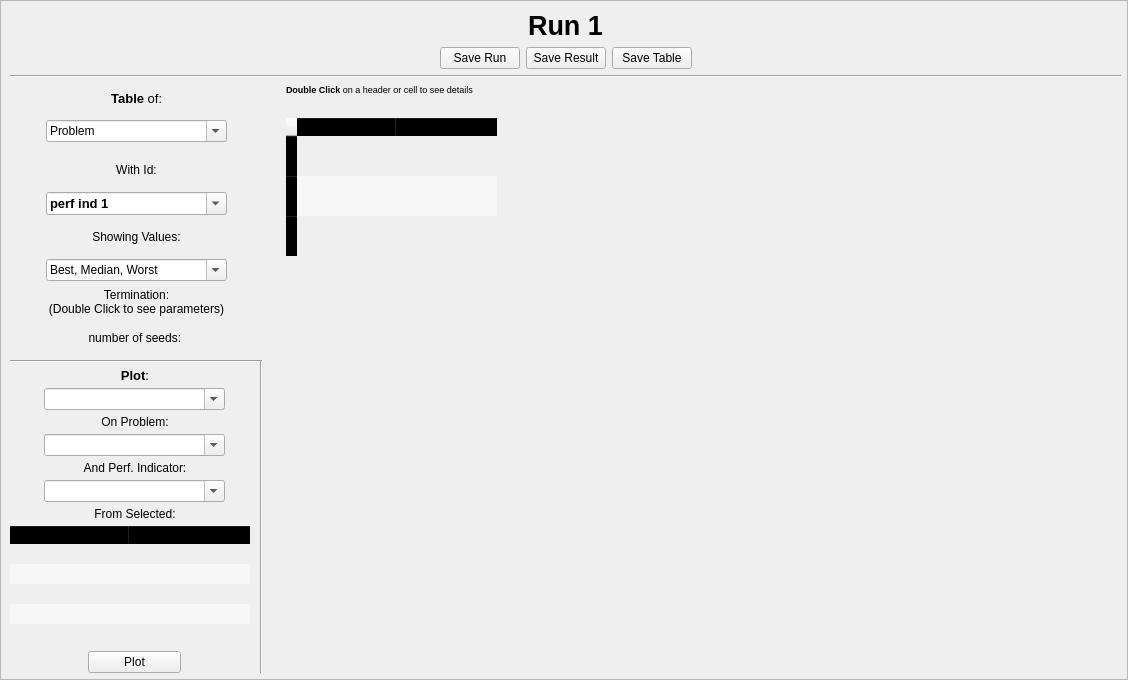
This is frontend/designer_templates/main_window/run_tab.ui in tomaslibanomonteiro/Thesis-code as Qt 5 draws it before an edit. The edited form follows.
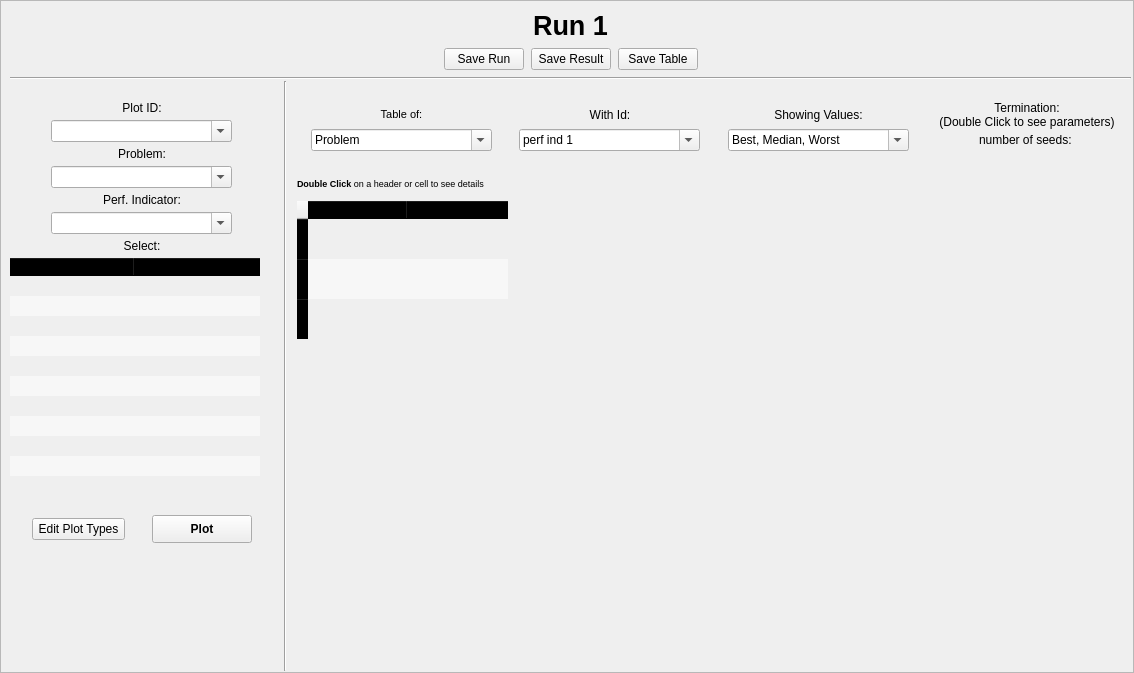
This is the edited form.

Commit message: halfway to plot types from edit window

```diff
--- a/frontend/designer_templates/main_window/run_tab.ui
+++ b/frontend/designer_templates/main_window/run_tab.ui
@@ -6,8 +6,8 @@
    <rect>
     <x>0</x>
     <y>0</y>
-    <width>1128</width>
-    <height>680</height>
+    <width>1134</width>
+    <height>673</height>
    </rect>
   </property>
   <property name="windowTitle">
@@ -24,11 +24,17 @@
     <rect>
      <x>10</x>
      <y>10</y>
-     <width>1111</width>
-     <height>663</height>
+     <width>1121</width>
+     <height>661</height>
     </rect>
    </property>
-   <layout class="QVBoxLayout" name="verticalLayout_2" stretch="0,0,0,0">
+   <layout class="QVBoxLayout" name="verticalLayout_2" stretch="0,0,0">
+    <property name="spacing">
+     <number>7</number>
+    </property>
+    <property name="sizeConstraint">
+     <enum>QLayout::SetDefaultConstraint</enum>
+    </property>
     <item>
      <widget class="QLabel" name="label">
       <property name="font">
@@ -110,6 +116,11 @@
      </layout>
     </item>
     <item>
+     <layout class="QVBoxLayout" name="verticalLayout_4">
+      <property name="spacing">
+       <number>1</number>
+      </property>
+      <item>
      <widget class="Line" name="line">
       <property name="orientation">
        <enum>Qt::Horizontal</enum>
@@ -119,211 +130,62 @@
     <item>
      <layout class="QHBoxLayout" name="horizontalLayout_2">
       <property name="spacing">
-       <number>23</number>
-      </property>
-      <item>
-       <layout class="QVBoxLayout" name="horizontalLayout">
-        <property name="spacing">
-         <number>7</number>
-        </property>
-        <item>
-         <widget class="QLabel" name="label_2">
-          <property name="text">
-           <string>&lt;html&gt;&lt;head/&gt;&lt;body&gt;&lt;p align=&quot;center&quot;&gt;&lt;span style=&quot; font-size:10pt; font-weight:600;&quot;&gt;Table &lt;/span&gt;&lt;span style=&quot; font-size:10pt;&quot;&gt;of&lt;/span&gt;:&lt;/p&gt;&lt;/body&gt;&lt;/html&gt;</string>
-          </property>
-         </widget>
-        </item>
-        <item alignment="Qt::AlignHCenter|Qt::AlignTop">
-         <widget class="QComboBox" name="values_comboBox">
-          <property name="minimumSize">
-           <size>
-            <width>181</width>
-            <height>0</height>
-           </size>
-          </property>
-          <property name="maximumSize">
-           <size>
-            <width>181</width>
-            <height>16777215</height>
-           </size>
-          </property>
-          <property name="editable">
-           <bool>true</bool>
-          </property>
-          <property name="currentIndex">
-           <number>0</number>
-          </property>
-          <property name="insertPolicy">
-           <enum>QComboBox::InsertAlphabetically</enum>
-          </property>
-          <property name="frame">
-           <bool>true</bool>
-          </property>
-          <item>
-           <property name="text">
-            <string>Problem</string>
-           </property>
-          </item>
-          <item>
-           <property name="text">
-            <string>Performance Indicator</string>
-           </property>
-          </item>
-         </widget>
-        </item>
-        <item>
-         <widget class="QLabel" name="label_3">
-          <property name="text">
-           <string>&lt;html&gt;&lt;head/&gt;&lt;body&gt;&lt;p align=&quot;center&quot;&gt;With Id:&lt;/p&gt;&lt;/body&gt;&lt;/html&gt;</string>
-          </property>
-         </widget>
-        </item>
-        <item alignment="Qt::AlignHCenter">
-         <widget class="QComboBox" name="selected_id">
-          <property name="minimumSize">
-           <size>
-            <width>181</width>
-            <height>0</height>
-           </size>
-          </property>
-          <property name="maximumSize">
-           <size>
-            <width>181</width>
-            <height>16777215</height>
-           </size>
-          </property>
-          <property name="font">
-           <font>
-            <pointsize>10</pointsize>
-            <weight>75</weight>
-            <bold>true</bold>
-           </font>
-          </property>
-          <property name="editable">
-           <bool>true</bool>
-          </property>
-          <property name="insertPolicy">
-           <enum>QComboBox::InsertAlphabetically</enum>
-          </property>
-          <property name="frame">
-           <bool>true</bool>
-          </property>
-          <item>
-           <property name="text">
-            <string>perf ind 1</string>
-           </property>
-          </item>
-         </widget>
-        </item>
-        <item>
-         <widget class="QLabel" name="label_5">
-          <property name="text">
-           <string>&lt;html&gt;&lt;head/&gt;&lt;body&gt;&lt;p align=&quot;center&quot;&gt;Showing Values:&lt;/p&gt;&lt;/body&gt;&lt;/html&gt;</string>
-          </property>
-          <property name="alignment">
-           <set>Qt::AlignCenter</set>
-          </property>
-         </widget>
-        </item>
-        <item alignment="Qt::AlignHCenter">
-         <widget class="QComboBox" name="showing_values">
-          <property name="sizePolicy">
-           <sizepolicy hsizetype="Preferred" vsizetype="Fixed">
-            <horstretch>0</horstretch>
-            <verstretch>0</verstretch>
-           </sizepolicy>
-          </property>
-          <property name="minimumSize">
-           <size>
-            <width>181</width>
-            <height>0</height>
-           </size>
-          </property>
-          <property name="maximumSize">
-           <size>
-            <width>181</width>
-            <height>16777215</height>
-           </size>
-          </property>
-          <property name="editable">
-           <bool>true</bool>
-          </property>
-          <property name="currentIndex">
-           <number>0</number>
-          </property>
-          <property name="insertPolicy">
-           <enum>QComboBox::InsertAlphabetically</enum>
-          </property>
-          <property name="frame">
-           <bool>true</bool>
-          </property>
-          <item>
-           <property name="text">
-            <string>Best, Median, Worst</string>
-           </property>
-          </item>
-          <item>
-           <property name="text">
-            <string>Averaged across seeds</string>
-           </property>
-          </item>
-         </widget>
-        </item>
-        <item>
-         <widget class="QLabel" name="term_label">
-          <property name="text">
-           <string>&lt;html&gt;&lt;head/&gt;&lt;body&gt;&lt;p align=&quot;center&quot;&gt;Termination: &lt;br/&gt;(Double Click to see parameters)&lt;/p&gt;&lt;/body&gt;&lt;/html&gt;</string>
-          </property>
-          <property name="alignment">
-           <set>Qt::AlignCenter</set>
-          </property>
-          <property name="indent">
-           <number>-1</number>
-          </property>
-         </widget>
-        </item>
-        <item>
-         <widget class="QLabel" name="n_seeds_label">
-          <property name="text">
-           <string>&lt;html&gt;&lt;head/&gt;&lt;body&gt;&lt;p align=&quot;center&quot;&gt;number of seeds: &lt;/p&gt;&lt;/body&gt;&lt;/html&gt;</string>
-          </property>
-          <property name="alignment">
-           <set>Qt::AlignCenter</set>
-          </property>
-         </widget>
-        </item>
-        <item>
-         <layout class="QHBoxLayout" name="horizontalLayout_3">
-          <property name="spacing">
+         <number>10</number>
+        </property>
+        <property name="leftMargin">
            <number>0</number>
           </property>
           <property name="topMargin">
            <number>0</number>
           </property>
           <item>
-           <layout class="QVBoxLayout" name="verticalLayout_3">
+         <layout class="QVBoxLayout" name="plot_layout">
             <property name="spacing">
              <number>5</number>
             </property>
+          <property name="sizeConstraint">
+           <enum>QLayout::SetMinimumSize</enum>
+          </property>
             <property name="topMargin">
              <number>0</number>
             </property>
             <item>
-             <widget class="Line" name="line_2">
+           <spacer name="verticalSpacer_2">
               <property name="orientation">
-               <enum>Qt::Horizontal</enum>
-              </property>
-             </widget>
+             <enum>Qt::Vertical</enum>
+            </property>
+            <property name="sizeType">
+             <enum>QSizePolicy::Fixed</enum>
+            </property>
+            <property name="sizeHint" stdset="0">
+             <size>
+              <width>20</width>
+              <height>20</height>
+             </size>
+            </property>
+           </spacer>
             </item>
             <item>
-             <widget class="QLabel" name="label_8">
+           <widget class="QLabel" name="label_12">
+            <property name="sizePolicy">
+             <sizepolicy hsizetype="Minimum" vsizetype="Preferred">
+              <horstretch>0</horstretch>
+              <verstretch>0</verstretch>
+             </sizepolicy>
+            </property>
               <property name="text">
-               <string>&lt;html&gt;&lt;head/&gt;&lt;body&gt;&lt;p align=&quot;center&quot;&gt;&lt;span style=&quot; font-size:10pt; font-weight:600;&quot;&gt;Plot&lt;/span&gt;&lt;span style=&quot; font-size:10pt;&quot;&gt;:&lt;/span&gt;&lt;/p&gt;&lt;/body&gt;&lt;/html&gt;</string>
+             <string>&lt;html&gt;&lt;head/&gt;&lt;body&gt;&lt;p align=&quot;center&quot;&gt;Plot ID:&lt;/p&gt;&lt;/body&gt;&lt;/html&gt;</string>
               </property>
              </widget>
             </item>
             <item alignment="Qt::AlignHCenter">
-             <widget class="QComboBox" name="plot_comboBox">
+           <widget class="QComboBox" name="plot_type_delete">
+            <property name="sizePolicy">
+             <sizepolicy hsizetype="Fixed" vsizetype="Fixed">
+              <horstretch>0</horstretch>
+              <verstretch>0</verstretch>
+             </sizepolicy>
+            </property>
               <property name="minimumSize">
                <size>
                 <width>181</width>
@@ -352,13 +214,25 @@
             </item>
             <item>
              <widget class="QLabel" name="label_9">
+            <property name="sizePolicy">
+             <sizepolicy hsizetype="Minimum" vsizetype="Preferred">
+              <horstretch>0</horstretch>
+              <verstretch>0</verstretch>
+             </sizepolicy>
+            </property>
               <property name="text">
-               <string>&lt;html&gt;&lt;head/&gt;&lt;body&gt;&lt;p align=&quot;center&quot;&gt;On Problem:&lt;/p&gt;&lt;/body&gt;&lt;/html&gt;</string>
+             <string>&lt;html&gt;&lt;head/&gt;&lt;body&gt;&lt;p align=&quot;center&quot;&gt;Problem:&lt;/p&gt;&lt;/body&gt;&lt;/html&gt;</string>
               </property>
              </widget>
             </item>
             <item alignment="Qt::AlignHCenter">
              <widget class="QComboBox" name="plot_prob">
+            <property name="sizePolicy">
+             <sizepolicy hsizetype="Preferred" vsizetype="Preferred">
+              <horstretch>0</horstretch>
+              <verstretch>0</verstretch>
+             </sizepolicy>
+            </property>
               <property name="minimumSize">
                <size>
                 <width>181</width>
@@ -387,13 +261,25 @@
             </item>
             <item>
              <widget class="QLabel" name="label_11">
+            <property name="sizePolicy">
+             <sizepolicy hsizetype="Minimum" vsizetype="Preferred">
+              <horstretch>0</horstretch>
+              <verstretch>0</verstretch>
+             </sizepolicy>
+            </property>
               <property name="text">
-               <string>&lt;html&gt;&lt;head/&gt;&lt;body&gt;&lt;p align=&quot;center&quot;&gt;And Perf. Indicator:&lt;/p&gt;&lt;/body&gt;&lt;/html&gt;</string>
+             <string>&lt;html&gt;&lt;head/&gt;&lt;body&gt;&lt;p align=&quot;center&quot;&gt;Perf. Indicator:&lt;/p&gt;&lt;/body&gt;&lt;/html&gt;</string>
               </property>
              </widget>
             </item>
             <item alignment="Qt::AlignHCenter">
              <widget class="QComboBox" name="plot_pi">
+            <property name="sizePolicy">
+             <sizepolicy hsizetype="Preferred" vsizetype="Preferred">
+              <horstretch>0</horstretch>
+              <verstretch>0</verstretch>
+             </sizepolicy>
+            </property>
               <property name="minimumSize">
                <size>
                 <width>181</width>
@@ -422,13 +308,19 @@
             </item>
             <item>
              <widget class="QLabel" name="label_10">
+            <property name="sizePolicy">
+             <sizepolicy hsizetype="Minimum" vsizetype="Minimum">
+              <horstretch>0</horstretch>
+              <verstretch>0</verstretch>
+             </sizepolicy>
+            </property>
               <property name="text">
-               <string>&lt;html&gt;&lt;head/&gt;&lt;body&gt;&lt;p align=&quot;center&quot;&gt;From Selected:&lt;/p&gt;&lt;/body&gt;&lt;/html&gt;</string>
+             <string>&lt;html&gt;&lt;head/&gt;&lt;body&gt;&lt;p align=&quot;center&quot;&gt;Select:&lt;/p&gt;&lt;/body&gt;&lt;/html&gt;</string>
               </property>
              </widget>
             </item>
-            <item>
-             <widget class="QTableWidget" name="checkBox_table">
+          <item alignment="Qt::AlignHCenter">
+           <widget class="QTableWidget" name="plot_table">
               <property name="enabled">
                <bool>true</bool>
               </property>
@@ -438,18 +330,6 @@
                 <verstretch>0</verstretch>
                </sizepolicy>
               </property>
-              <property name="minimumSize">
-               <size>
-                <width>250</width>
-                <height>120</height>
-               </size>
-              </property>
-              <property name="maximumSize">
-               <size>
-                <width>250</width>
-                <height>120</height>
-               </size>
-              </property>
               <property name="styleSheet">
                <string notr="true">QAbstractScrollArea { 
     background-color: transparent; 
@@ -515,15 +395,15 @@
               <attribute name="horizontalHeaderVisible">
                <bool>true</bool>
               </attribute>
-              <attribute name="horizontalHeaderDefaultSectionSize">
-               <number>120</number>
-              </attribute>
-              <attribute name="horizontalHeaderHighlightSections">
-               <bool>true</bool>
-              </attribute>
               <attribute name="horizontalHeaderMinimumSectionSize">
                <number>40</number>
               </attribute>
+            <attribute name="horizontalHeaderDefaultSectionSize">
+             <number>125</number>
+            </attribute>
+            <attribute name="horizontalHeaderHighlightSections">
+             <bool>true</bool>
+            </attribute>
               <attribute name="horizontalHeaderShowSortIndicator" stdset="0">
                <bool>false</bool>
               </attribute>
@@ -536,15 +416,15 @@
               <attribute name="verticalHeaderCascadingSectionResizes">
                <bool>false</bool>
               </attribute>
-              <attribute name="verticalHeaderDefaultSectionSize">
-               <number>20</number>
-              </attribute>
-              <attribute name="verticalHeaderHighlightSections">
-               <bool>false</bool>
-              </attribute>
               <attribute name="verticalHeaderMinimumSectionSize">
                <number>20</number>
               </attribute>
+            <attribute name="verticalHeaderDefaultSectionSize">
+             <number>20</number>
+            </attribute>
+            <attribute name="verticalHeaderHighlightSections">
+             <bool>false</bool>
+            </attribute>
               <attribute name="verticalHeaderShowSortIndicator" stdset="0">
                <bool>false</bool>
               </attribute>
@@ -556,6 +436,41 @@
                 <string>0</string>
                </property>
               </row>
+            <row>
+             <property name="text">
+              <string>New Row</string>
+             </property>
+            </row>
+            <row>
+             <property name="text">
+              <string>New Row</string>
+             </property>
+            </row>
+            <row>
+             <property name="text">
+              <string>New Row</string>
+             </property>
+            </row>
+            <row>
+             <property name="text">
+              <string>New Row</string>
+             </property>
+            </row>
+            <row>
+             <property name="text">
+              <string>New Row</string>
+             </property>
+            </row>
+            <row>
+             <property name="text">
+              <string>New Row</string>
+             </property>
+            </row>
+            <row>
+             <property name="text">
+              <string>New Row</string>
+             </property>
+            </row>
               <row>
                <property name="text">
                 <string>1</string>
@@ -578,13 +493,15 @@
               </column>
               <column>
                <property name="text">
-                <string>Prob/Run</string>
+              <string>Prob/Runs</string>
                </property>
               </column>
              </widget>
             </item>
-            <item alignment="Qt::AlignHCenter">
-             <widget class="QPushButton" name="plot_button">
+          <item>
+           <layout class="QHBoxLayout" name="horizontalLayout">
+            <item>
+             <widget class="QPushButton" name="edit_param_button">
               <property name="sizePolicy">
                <sizepolicy hsizetype="Fixed" vsizetype="Fixed">
                 <horstretch>0</horstretch>
@@ -598,6 +515,32 @@
                </size>
               </property>
               <property name="text">
+               <string>Edit Plot Types</string>
+              </property>
+             </widget>
+            </item>
+            <item>
+             <widget class="QPushButton" name="plot_button">
+              <property name="sizePolicy">
+               <sizepolicy hsizetype="Fixed" vsizetype="Fixed">
+                <horstretch>0</horstretch>
+                <verstretch>0</verstretch>
+               </sizepolicy>
+              </property>
+              <property name="minimumSize">
+               <size>
+                <width>100</width>
+                <height>28</height>
+               </size>
+              </property>
+              <property name="font">
+               <font>
+                <pointsize>9</pointsize>
+                <weight>75</weight>
+                <bold>true</bold>
+               </font>
+              </property>
+              <property name="text">
                <string>Plot</string>
               </property>
              </widget>
@@ -605,20 +548,260 @@
            </layout>
           </item>
           <item>
+           <spacer name="verticalSpacer_3">
+            <property name="orientation">
+             <enum>Qt::Vertical</enum>
+            </property>
+            <property name="sizeType">
+             <enum>QSizePolicy::Expanding</enum>
+            </property>
+            <property name="sizeHint" stdset="0">
+             <size>
+              <width>20</width>
+              <height>20</height>
+             </size>
+            </property>
+           </spacer>
+          </item>
+         </layout>
+        </item>
+        <item>
            <widget class="Line" name="line_3">
             <property name="orientation">
              <enum>Qt::Vertical</enum>
             </property>
            </widget>
           </item>
-         </layout>
-        </item>
-       </layout>
-      </item>
       <item>
        <layout class="QVBoxLayout" name="verticalLayout">
+          <item>
+           <spacer name="verticalSpacer_4">
+            <property name="orientation">
+             <enum>Qt::Vertical</enum>
+            </property>
+            <property name="sizeType">
+             <enum>QSizePolicy::Fixed</enum>
+            </property>
+            <property name="sizeHint" stdset="0">
+             <size>
+              <width>20</width>
+              <height>20</height>
+             </size>
+            </property>
+           </spacer>
+          </item>
+          <item>
+           <layout class="QGridLayout" name="gridLayout">
+            <property name="leftMargin">
+             <number>7</number>
+            </property>
+            <property name="rightMargin">
+             <number>7</number>
+            </property>
+            <property name="horizontalSpacing">
+             <number>14</number>
+            </property>
+            <property name="verticalSpacing">
+             <number>0</number>
+            </property>
+            <item row="1" column="2" alignment="Qt::AlignHCenter">
+             <widget class="QComboBox" name="showing_values">
+              <property name="sizePolicy">
+               <sizepolicy hsizetype="Preferred" vsizetype="Preferred">
+                <horstretch>0</horstretch>
+                <verstretch>0</verstretch>
+               </sizepolicy>
+              </property>
+              <property name="minimumSize">
+               <size>
+                <width>181</width>
+                <height>0</height>
+               </size>
+              </property>
+              <property name="maximumSize">
+               <size>
+                <width>181</width>
+                <height>16777215</height>
+               </size>
+              </property>
+              <property name="editable">
+               <bool>true</bool>
+              </property>
+              <property name="currentIndex">
+               <number>0</number>
+              </property>
+              <property name="insertPolicy">
+               <enum>QComboBox::InsertAlphabetically</enum>
+              </property>
+              <property name="frame">
+               <bool>true</bool>
+              </property>
+              <item>
+               <property name="text">
+                <string>Best, Median, Worst</string>
+               </property>
+              </item>
+              <item>
+               <property name="text">
+                <string>Averaged across seeds</string>
+               </property>
+              </item>
+             </widget>
+            </item>
+            <item row="0" column="1">
+             <widget class="QLabel" name="label_3">
+              <property name="text">
+               <string>&lt;html&gt;&lt;head/&gt;&lt;body&gt;&lt;p align=&quot;center&quot;&gt;With Id:&lt;/p&gt;&lt;/body&gt;&lt;/html&gt;</string>
+              </property>
+             </widget>
+            </item>
+            <item row="0" column="2">
+             <widget class="QLabel" name="label_5">
+              <property name="text">
+               <string>&lt;html&gt;&lt;head/&gt;&lt;body&gt;&lt;p align=&quot;center&quot;&gt;Showing Values:&lt;/p&gt;&lt;/body&gt;&lt;/html&gt;</string>
+              </property>
+              <property name="alignment">
+               <set>Qt::AlignCenter</set>
+              </property>
+             </widget>
+            </item>
+            <item row="0" column="0">
+             <widget class="QLabel" name="label_6">
+              <property name="font">
+               <font>
+                <pointsize>10</pointsize>
+               </font>
+              </property>
+              <property name="text">
+               <string>&lt;html&gt;&lt;head/&gt;&lt;body&gt;&lt;p align=&quot;center&quot;&gt;&lt;span style=&quot; font-size:8pt;&quot;&gt;Table of:&lt;/span&gt;&lt;/p&gt;&lt;/body&gt;&lt;/html&gt;</string>
+              </property>
+             </widget>
+            </item>
+            <item row="1" column="1" alignment="Qt::AlignHCenter">
+             <widget class="QComboBox" name="selected_id">
+              <property name="sizePolicy">
+               <sizepolicy hsizetype="Preferred" vsizetype="Preferred">
+                <horstretch>0</horstretch>
+                <verstretch>0</verstretch>
+               </sizepolicy>
+              </property>
+              <property name="minimumSize">
+               <size>
+                <width>181</width>
+                <height>0</height>
+               </size>
+              </property>
+              <property name="font">
+               <font>
+                <weight>50</weight>
+                <bold>false</bold>
+               </font>
+              </property>
+              <property name="editable">
+               <bool>true</bool>
+              </property>
+              <property name="insertPolicy">
+               <enum>QComboBox::InsertAlphabetically</enum>
+              </property>
+              <property name="frame">
+               <bool>true</bool>
+              </property>
+              <item>
+               <property name="text">
+                <string>perf ind 1</string>
+               </property>
+              </item>
+             </widget>
+            </item>
+            <item row="1" column="3">
+             <widget class="QLabel" name="n_seeds_label">
+              <property name="text">
+               <string>&lt;html&gt;&lt;head/&gt;&lt;body&gt;&lt;p align=&quot;center&quot;&gt;number of seeds: &lt;/p&gt;&lt;/body&gt;&lt;/html&gt;</string>
+              </property>
+              <property name="alignment">
+               <set>Qt::AlignCenter</set>
+              </property>
+             </widget>
+            </item>
+            <item row="0" column="3">
+             <widget class="QLabel" name="term_label">
+              <property name="text">
+               <string>&lt;html&gt;&lt;head/&gt;&lt;body&gt;&lt;p align=&quot;center&quot;&gt;Termination: &lt;br/&gt;(Double Click to see parameters)&lt;/p&gt;&lt;/body&gt;&lt;/html&gt;</string>
+              </property>
+              <property name="alignment">
+               <set>Qt::AlignCenter</set>
+              </property>
+              <property name="indent">
+               <number>-1</number>
+              </property>
+             </widget>
+            </item>
+            <item row="1" column="0" alignment="Qt::AlignHCenter">
+             <widget class="QComboBox" name="table_of">
+              <property name="sizePolicy">
+               <sizepolicy hsizetype="Preferred" vsizetype="Preferred">
+                <horstretch>0</horstretch>
+                <verstretch>0</verstretch>
+               </sizepolicy>
+              </property>
+              <property name="minimumSize">
+               <size>
+                <width>181</width>
+                <height>0</height>
+               </size>
+              </property>
+              <property name="maximumSize">
+               <size>
+                <width>181</width>
+                <height>16777215</height>
+               </size>
+              </property>
+              <property name="editable">
+               <bool>true</bool>
+              </property>
+              <property name="currentIndex">
+               <number>0</number>
+              </property>
+              <property name="insertPolicy">
+               <enum>QComboBox::InsertAlphabetically</enum>
+              </property>
+              <property name="frame">
+               <bool>true</bool>
+              </property>
+              <item>
+               <property name="text">
+                <string>Problem</string>
+               </property>
+              </item>
+              <item>
+               <property name="text">
+                <string>Performance Indicator</string>
+               </property>
+              </item>
+             </widget>
+            </item>
+           </layout>
+          </item>
         <item>
          <widget class="QLabel" name="label_4">
+            <property name="sizePolicy">
+             <sizepolicy hsizetype="Preferred" vsizetype="Minimum">
+              <horstretch>0</horstretch>
+              <verstretch>0</verstretch>
+             </sizepolicy>
+            </property>
+            <property name="minimumSize">
+             <size>
+              <width>0</width>
+              <height>30</height>
+             </size>
+            </property>
+            <property name="maximumSize">
+             <size>
+              <width>16777215</width>
+              <height>13</height>
+             </size>
+            </property>
           <property name="font">
            <font>
             <pointsize>7</pointsize>
@@ -640,6 +823,12 @@
           <property name="enabled">
            <bool>true</bool>
           </property>
+            <property name="sizePolicy">
+             <sizepolicy hsizetype="Expanding" vsizetype="Expanding">
+              <horstretch>0</horstretch>
+              <verstretch>0</verstretch>
+             </sizepolicy>
+            </property>
           <property name="styleSheet">
            <string notr="true">QAbstractScrollArea { 
     background-color: transparent; 
@@ -749,6 +938,8 @@
            </property>
           </column>
          </widget>
+          </item>
+         </layout>
         </item>
        </layout>
       </item>
```
Lines whose indentation alone changed are shown as unchanged. The commit also changes 13 other files.
